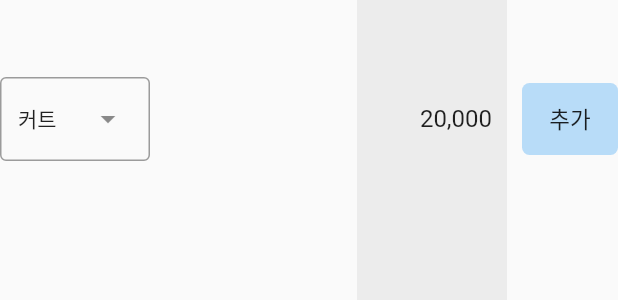
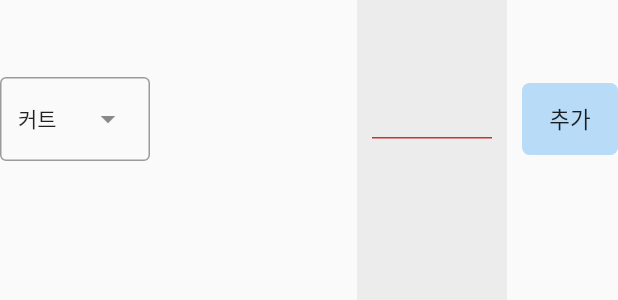
Before and after one commit to kanggo1111/hair_designer_sales_manage, a Flutter app: the AddItemRow widget shown alone on an empty page, opened directly with empty values, after a tap on "추가", on a phone screen of 412 x 824 dp. Shown: the part 499-799 px from the top of the screen. Run offline on Flutter 3.47's test engine with Material 3 defaults, Android fonts, the phone set to English and light mode, and no system bars; our stand-ins replace currency_text_input_formatter.

Commit message:
add item row #1
Details:
main_item screen
add item row

TODO:
develope item ListView
modify to resize Listview on tap price textformfield
.

```diff
--- a/lib/items/add_item_row.dart
+++ b/lib/items/add_item_row.dart
@@ -1,5 +1,7 @@
 import 'package:flutter/material.dart';
+import 'package:flutter/services.dart';
 import 'package:intl/intl.dart';
+import 'package:currency_text_input_formatter/currency_text_input_formatter.dart';
 
 List<String> temp_itemNameList = ['커트', '펌', '염색', '오예'];
 List<int> temp_itemPriceList = [20000, 56000, 48000, 1000000];
@@ -17,6 +19,17 @@ class _AddItemRowState extends State<AddItemRow> {
   String itemName = temp_itemNameList.first;
   int itemPrice = temp_itemPriceList.first;
   String itemPriceStr = temp_itemNameList.first;
+  final _controller = TextEditingController();
+  final _formKey = GlobalKey<FormState>();
+
+  bool _tryPriceValidation(){
+    final isValid = _formKey.currentState!.validate();
+    if(isValid){
+      _formKey.currentState!.save();
+    }
+
+    return isValid;
+  }
 
   @override
   Widget build(BuildContext context) {
@@ -27,11 +40,11 @@ class _AddItemRowState extends State<AddItemRow> {
           width: 100,
           initialSelection: temp_itemNameList.first,
           onSelected: (String? value) {
-            // This is called when the user selects an item.
             setState(() {
               itemName = value!;
               itemPrice =
               temp_itemPriceList[temp_itemNameList.indexOf(itemName)];
+              _controller.value = TextEditingValue(text: NumberFormat('###,###,###,###').format(itemPrice));
             });
           },
           dropdownMenuEntries:
@@ -49,9 +62,33 @@ class _AddItemRowState extends State<AddItemRow> {
               decoration: BoxDecoration(
                   color: Colors.grey.withOpacity(0.15),
                   borderRadius: BorderRadius.circular(5)),
-              child: Text(
-                NumberFormat('###,###,###,###').format(itemPrice),
-                style: TextStyle(fontSize: 16),
+              child: Form(
+                key: _formKey,
+                child: TextFormField(
+                  controller: _controller,
+                  textAlign: TextAlign.end,
+                  decoration: InputDecoration(errorStyle: TextStyle(height: 0)),
+                  inputFormatters: [
+                    FilteringTextInputFormatter(RegExp('[0-9,]'), allow: true),
+                    CurrencyTextInputFormatter(
+                        locale: 'ko-KR', decimalDigits: 0, symbol: '')
+                  ],
+                  validator: (value){
+                    if (value!.isEmpty) {
+                      return '';
+                    } else {
+                      return null;
+                    }
+                  },
+                  onTap: () {
+                    _controller.value = TextEditingValue(text: '');
+                  },
+                  keyboardType: TextInputType.number,
+                  onSaved: (value) {
+                    itemPrice = int.parse(value!.replaceAll(',', ''));
+                    print(itemPrice);
+                  },
+                ),
               ),
             ),
             Container(
@@ -60,16 +97,13 @@ class _AddItemRowState extends State<AddItemRow> {
                     borderRadius: BorderRadius.circular(5)),
                 child: TextButton(
                     onPressed: () {
+                      if(_tryPriceValidation()){
                         print(DateFormat('y-MM-dd').format(widget.now) +
                             ' ' +
                             itemName +
                             ' ' +
                             itemPrice.toString());
-
-                      print(NumberFormat('###,###,###,###').format(itemPrice));
-                      print(int.parse(NumberFormat('###,###,###,###')
-                          .format(itemPrice)
-                          .replaceAll(',', '')));
+                      }
                     },
                     child: Text(
                       '추가',
--- a/pubspec.yaml
+++ b/pubspec.yaml
@@ -37,6 +37,7 @@ dependencies:
   cupertino_icons: ^1.0.2
   intl: ^0.19.0
   path_provider: ^2.1.2
+  currency_text_input_formatter: ^2.1.13
 
 dev_dependencies:
   flutter_test:
```
Also changed, not shown: pubspec.lock, 1 other file. Lines whose indentation alone changed are shown as unchanged.
